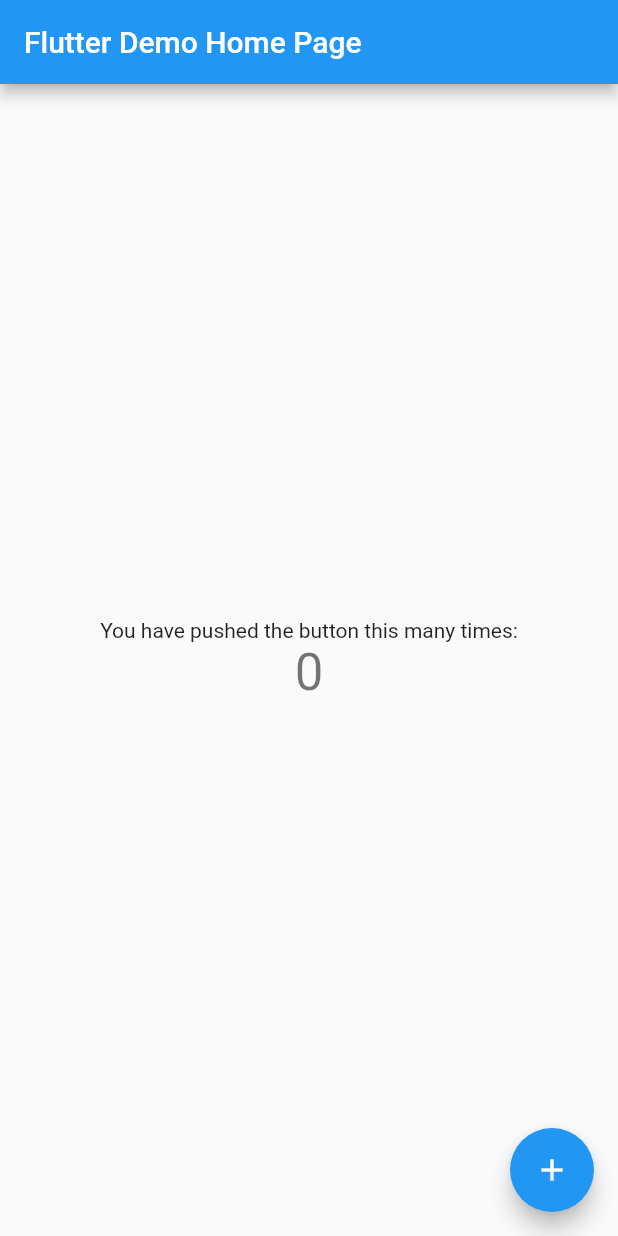
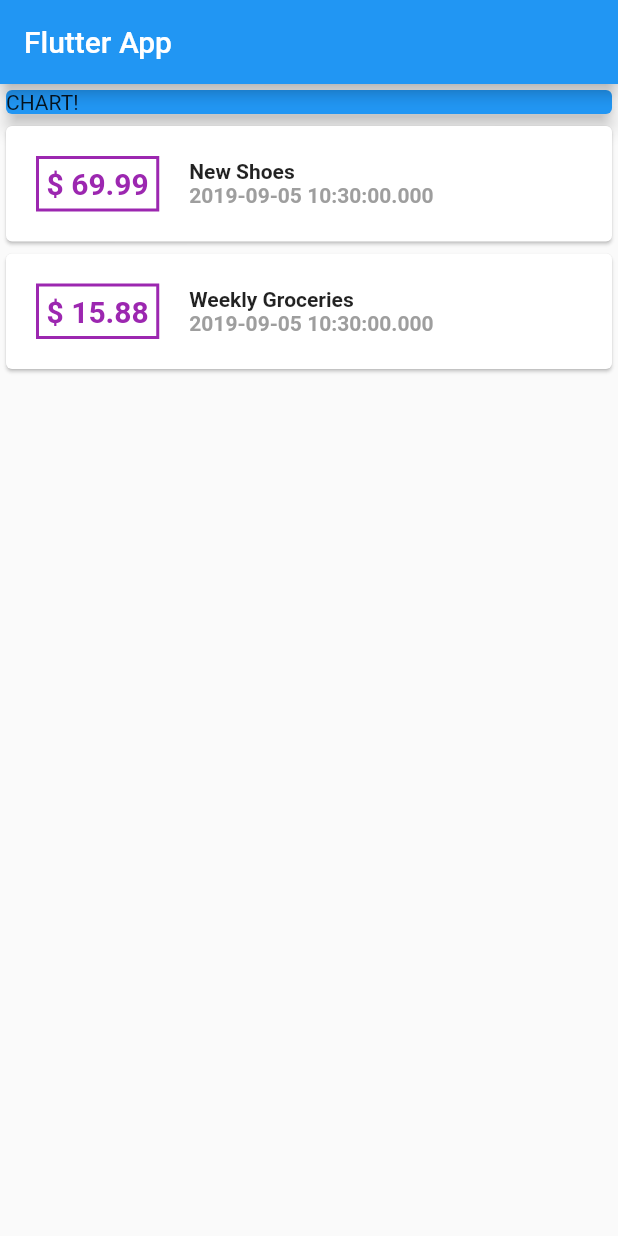
Before and after one commit to mawippel/personal-expenses-app, a Flutter app: the screen it shows after launch, on a phone screen of 412 x 824 dp. Run offline on Flutter 3.47's test engine with Material 2 defaults, Android fonts, the phone set to English and light mode, and no system bars.

Commit message:
feat: start building the app layout

```diff
--- a/lib/main.dart
+++ b/lib/main.dart
@@ -1,111 +1,100 @@
 import 'package:flutter/material.dart';
+import 'package:personal_expenses_app/transaction.dart';
 
 void main() => runApp(MyApp());
 
 class MyApp extends StatelessWidget {
-  // This widget is the root of your application.
   @override
   Widget build(BuildContext context) {
     return MaterialApp(
-      title: 'Flutter Demo',
-      theme: ThemeData(
-        // This is the theme of your application.
-        //
-        // Try running your application with "flutter run". You'll see the
-        // application has a blue toolbar. Then, without quitting the app, try
-        // changing the primarySwatch below to Colors.green and then invoke
-        // "hot reload" (press "r" in the console where you ran "flutter run",
-        // or simply save your changes to "hot reload" in a Flutter IDE).
-        // Notice that the counter didn't reset back to zero; the application
-        // is not restarted.
-        primarySwatch: Colors.blue,
-      ),
-      home: MyHomePage(title: 'Flutter Demo Home Page'),
+      title: 'Flutter App',
+      home: MyHomePage(),
     );
   }
 }
 
-class MyHomePage extends StatefulWidget {
-  MyHomePage({Key key, this.title}) : super(key: key);
-
-  // This widget is the home page of your application. It is stateful, meaning
-  // that it has a State object (defined below) that contains fields that affect
-  // how it looks.
-
-  // This class is the configuration for the state. It holds the values (in this
-  // case the title) provided by the parent (in this case the App widget) and
-  // used by the build method of the State. Fields in a Widget subclass are
-  // always marked "final".
-
-  final String title;
-
-  @override
-  _MyHomePageState createState() => _MyHomePageState();
-}
-
-class _MyHomePageState extends State<MyHomePage> {
-  int _counter = 0;
-
-  void _incrementCounter() {
-    setState(() {
-      // This call to setState tells the Flutter framework that something has
-      // changed in this State, which causes it to rerun the build method below
-      // so that the display can reflect the updated values. If we changed
-      // _counter without calling setState(), then the build method would not be
-      // called again, and so nothing would appear to happen.
-      _counter++;
-    });
-  }
+class MyHomePage extends StatelessWidget {
+  final List<Transaction> transactions = [
+    Transaction(
+      id: 't1',
+      title: 'New Shoes',
+      amount: 69.99,
+      date: DateTime.now(),
+    ),
+    Transaction(
+      id: 't2',
+      title: 'Weekly Groceries',
+      amount: 15.88,
+      date: DateTime.now(),
+    ),
+  ];
 
   @override
   Widget build(BuildContext context) {
-    // This method is rerun every time setState is called, for instance as done
-    // by the _incrementCounter method above.
-    //
-    // The Flutter framework has been optimized to make rerunning build methods
-    // fast, so that you can just rebuild anything that needs updating rather
-    // than having to individually change instances of widgets.
     return Scaffold(
       appBar: AppBar(
-        // Here we take the value from the MyHomePage object that was created by
-        // the App.build method, and use it to set our appbar title.
-        title: Text(widget.title),
+        title: Text('Flutter App'),
       ),
-      body: Center(
-        // Center is a layout widget. It takes a single child and positions it
-        // in the middle of the parent.
-        child: Column(
-          // Column is also layout widget. It takes a list of children and
-          // arranges them vertically. By default, it sizes itself to fit its
-          // children horizontally, and tries to be as tall as its parent.
-          //
-          // Invoke "debug painting" (press "p" in the console, choose the
-          // "Toggle Debug Paint" action from the Flutter Inspector in Android
-          // Studio, or the "Toggle Debug Paint" command in Visual Studio Code)
-          // to see the wireframe for each widget.
-          //
-          // Column has various properties to control how it sizes itself and
-          // how it positions its children. Here we use mainAxisAlignment to
-          // center the children vertically; the main axis here is the vertical
-          // axis because Columns are vertical (the cross axis would be
-          // horizontal).
-          mainAxisAlignment: MainAxisAlignment.center,
+      body: Column(
+        children: <Widget>[
+          Container(
+            width: double.infinity,
+            child: Card(
+              color: Colors.blue,
+              child: Text('CHART!'),
+              elevation: 5,
+            ),
+          ),
+          Column(
+            children: transactions.map((tx) {
+              return Card(
+                child: Row(
+                  children: <Widget>[
+                    Container(
+                      margin: EdgeInsets.all(20),
+                      padding: EdgeInsets.all(5),
+                      decoration: BoxDecoration(
+                        border: Border.all(
+                          color: Colors.purple,
+                          width: 2,
+                        ),
+                      ),
+                      child: Text(
+                        '\$ ${tx.amount.toString()}',
+                        style: TextStyle(
+                          fontWeight: FontWeight.bold,
+                          fontSize: 20,
+                          color: Colors.purple,
+                        ),
+                      ),
+                    ),
+                    Column(
+                      crossAxisAlignment: CrossAxisAlignment.start,
                       children: <Widget>[
                         Text(
-              'You have pushed the button this many times:',
+                          tx.title,
+                          style: TextStyle(
+                            fontWeight: FontWeight.bold,
+                            fontSize: 14,
+                          ),
                         ),
                         Text(
-              '$_counter',
-              style: Theme.of(context).textTheme.display1,
+                          tx.date.toString(),
+                          style: TextStyle(
+                            fontWeight: FontWeight.bold,
+                            fontSize: 14,
+                            color: Colors.grey,
+                          ),
                         ),
                       ],
+                    )
+                  ],
                 ),
+              );
+            }).toList(),
+          )
+        ],
       ),
-      floatingActionButton: FloatingActionButton(
-        onPressed: _incrementCounter,
-        tooltip: 'Increment',
-        child: Icon(Icons.add),
-      ), // This trailing comma makes auto-formatting nicer for build methods.
     );
   }
 }
--- /dev/null
+++ b/lib/transaction.dart
@@ -0,0 +1,15 @@
+import 'package:flutter/foundation.dart';
+
+class Transaction {
+  final String id;
+  final String title;
+  final double amount;
+  final DateTime date;
+
+  const Transaction({
+    @required this.id,
+    @required this.title,
+    @required this.amount,
+    @required this.date,
+  });
+}
```
Also changed, not shown: 1 other file. Lines whose indentation alone changed are shown as unchanged.
